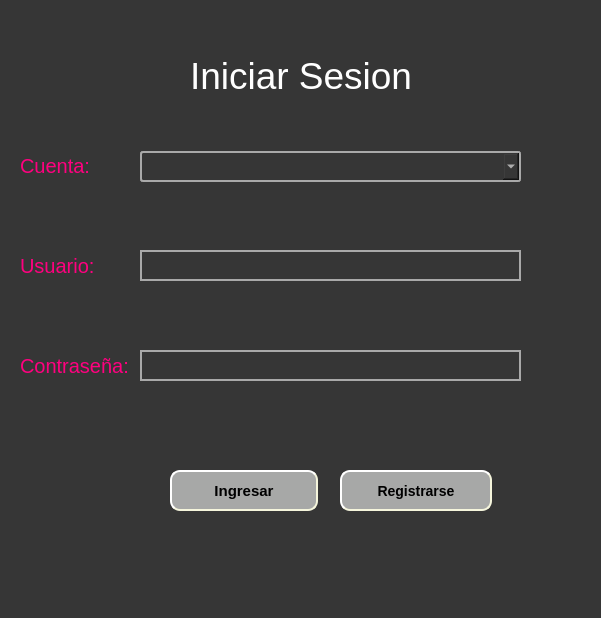
Old version of the form view/principal.ui in the repository L3NNYN/TAREA3.
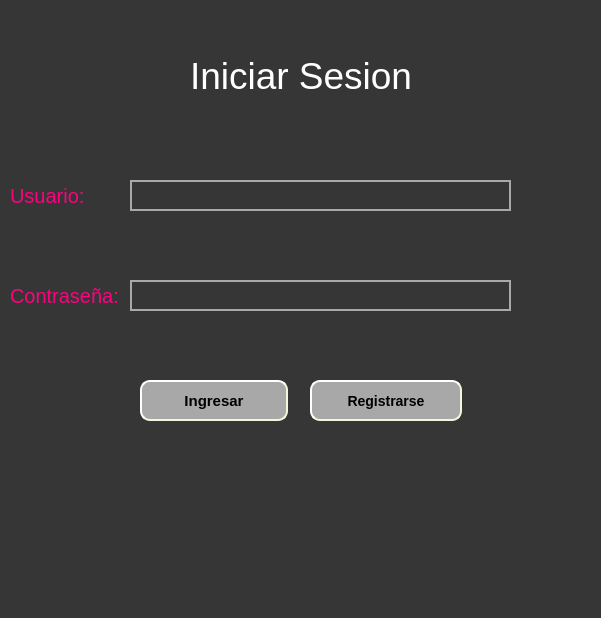
New version of the form.

What changed in the file:
```diff
--- a/view/principal.ui
+++ b/view/principal.ui
@@ -35,8 +35,8 @@
   <widget class="QLabel" name="label_2">
    <property name="geometry">
     <rect>
-     <x>20</x>
-     <y>250</y>
+     <x>10</x>
+     <y>180</y>
      <width>101</width>
      <height>31</height>
     </rect>
@@ -51,8 +51,8 @@
   <widget class="QLineEdit" name="txtusuario">
    <property name="geometry">
     <rect>
-     <x>140</x>
-     <y>250</y>
+     <x>130</x>
+     <y>180</y>
      <width>381</width>
      <height>31</height>
     </rect>
@@ -64,8 +64,8 @@
   <widget class="QLabel" name="label_3">
    <property name="geometry">
     <rect>
-     <x>20</x>
-     <y>350</y>
+     <x>10</x>
+     <y>280</y>
      <width>111</width>
      <height>31</height>
     </rect>
@@ -80,8 +80,8 @@
   <widget class="QLineEdit" name="txtcontrasenia">
    <property name="geometry">
     <rect>
-     <x>140</x>
-     <y>350</y>
+     <x>130</x>
+     <y>280</y>
      <width>381</width>
      <height>31</height>
     </rect>
@@ -93,8 +93,8 @@
   <widget class="QPushButton" name="btningresar">
    <property name="geometry">
     <rect>
-     <x>170</x>
-     <y>470</y>
+     <x>140</x>
+     <y>380</y>
      <width>148</width>
      <height>41</height>
     </rect>
@@ -109,8 +109,8 @@
   <widget class="QPushButton" name="btnregistrarse">
    <property name="geometry">
     <rect>
-     <x>340</x>
-     <y>470</y>
+     <x>310</x>
+     <y>380</y>
      <width>152</width>
      <height>41</height>
     </rect>
@@ -122,34 +122,20 @@
     <string>Registrarse</string>
    </property>
   </widget>
-  <widget class="QComboBox" name="cbcuenta">
+  <widget class="QLabel" name="lblAuth">
    <property name="geometry">
     <rect>
-     <x>140</x>
-     <y>151</y>
-     <width>381</width>
+     <x>160</x>
+     <y>490</y>
+     <width>281</width>
      <height>31</height>
     </rect>
    </property>
    <property name="styleSheet">
-    <string notr="true"> border: 1px solid gray; border-radius: 3px; padding: 1px 18px 1px 3px; min-width: 6em;  border: 2px solid darkgray;  selection-background-color: lightgray;font-size: 14pt; color: rgb(243, 243, 243);
-</string>
-   </property>
-  </widget>
-  <widget class="QLabel" name="lb">
-   <property name="geometry">
-    <rect>
-     <x>20</x>
-     <y>150</y>
-     <width>101</width>
-     <height>31</height>
-    </rect>
-   </property>
-   <property name="styleSheet">
-    <string notr="true">font-size:15pt;color:rgb(255,0,127);</string>
+    <string notr="true">color:rgb(255,255,255);font-size:15pt;</string>
    </property>
    <property name="text">
-    <string>Cuenta:</string>
+    <string/>
    </property>
   </widget>
  </widget>
```
